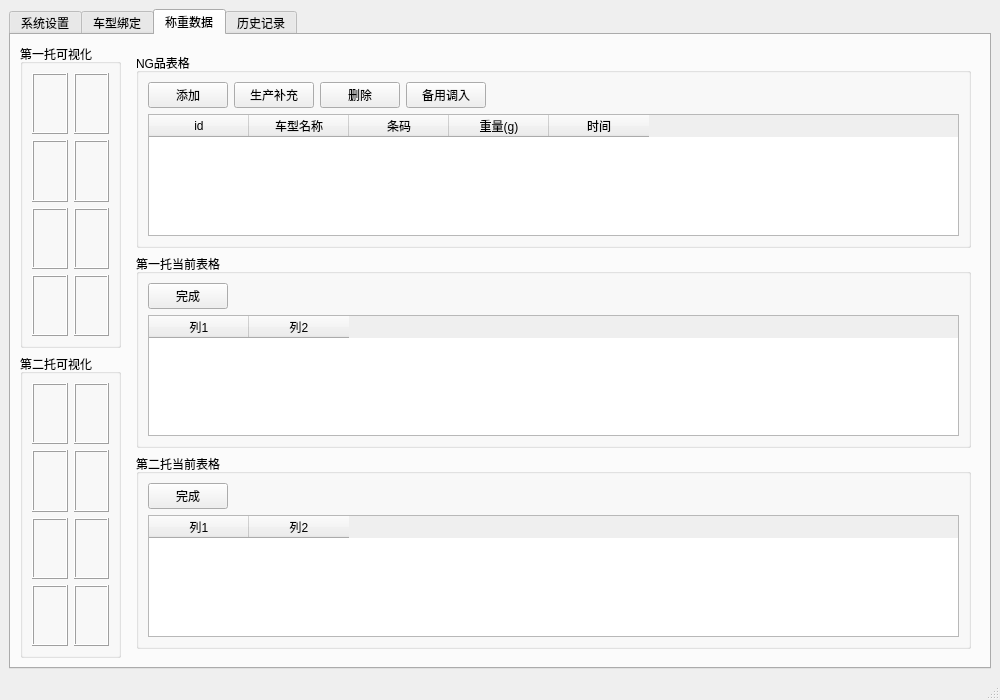
First picture: the form in mainwindow.ui, repository xiaoluoDD/Weight-Comparison, before the edit.
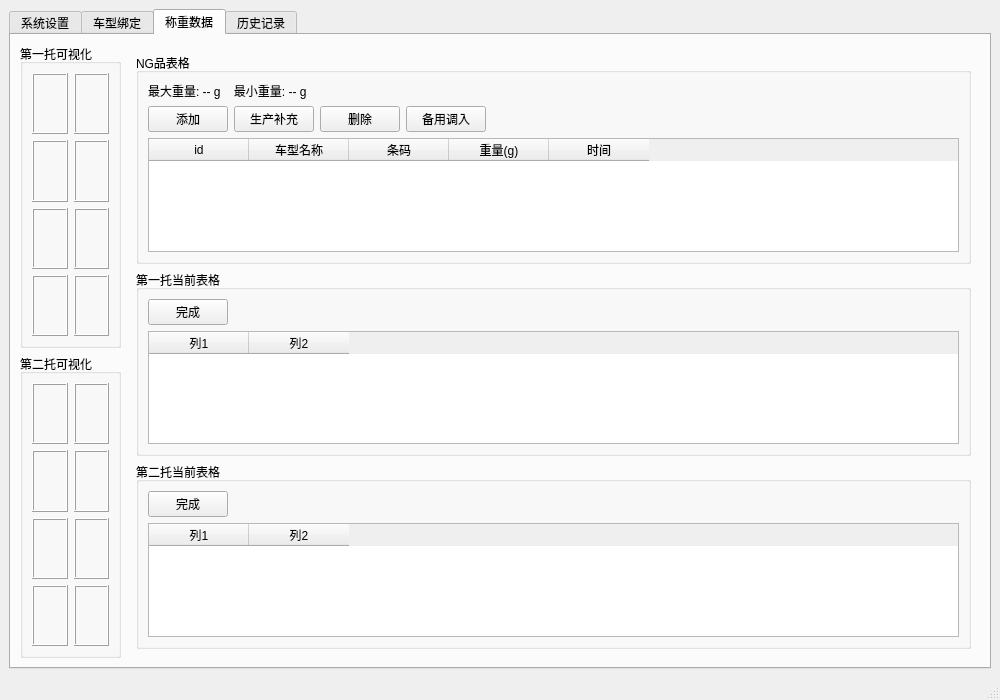
Second picture: the form after the edit. The open tabs and pages were chosen to show the change.

Commit message: 1、完成最大最小重量显示

Diff of the .ui file:
```diff
--- a/mainwindow.ui
+++ b/mainwindow.ui
@@ -455,6 +455,17 @@
               <string>NG品表格</string>
              </property>
              <layout class="QVBoxLayout" name="verticalLayout_ng">
+              <item>
+               <layout class="QHBoxLayout" name="horizontalLayout_weightRange">
+                <item>
+                 <widget class="QLabel" name="weightRangeLabel">
+                  <property name="text">
+                   <string>最大重量: -- g    最小重量: -- g</string>
+                  </property>
+                 </widget>
+                </item>
+               </layout>
+              </item>
               <item>
                <layout class="QHBoxLayout" name="horizontalLayout_ngButtons">
                 <item>
```
The commit also changes 7 other files.
